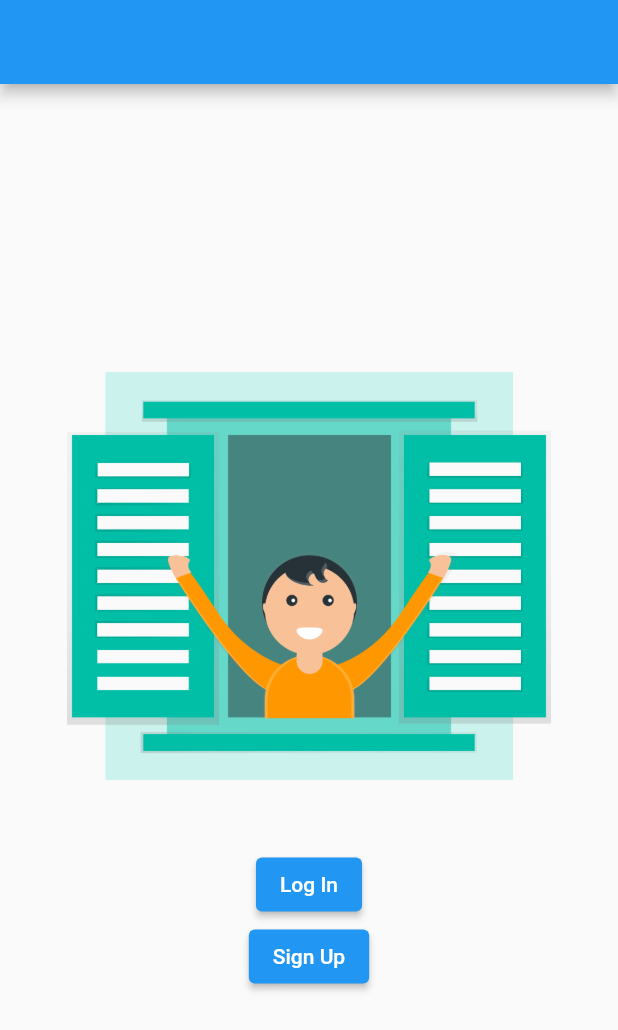
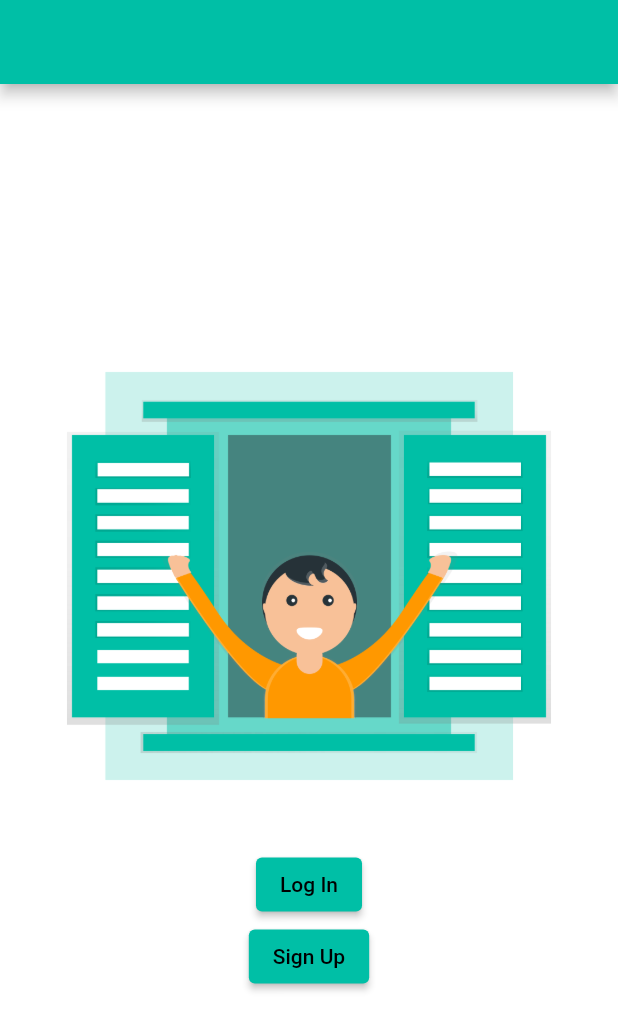
Before and after one commit to tungondugi/loginAppProvider, a Flutter app: the screen it shows after launch, on a phone screen of 412 x 824 dp. Shown: the top 1030 px of the screen. Run offline on Flutter 3.47's test engine with Material 2 defaults, Android fonts, the phone set to English and light mode, and no system bars.

Commit message:
Created a custom MaterialSwatch color

```diff
--- a/loginAppProvider/lib/main.dart
+++ b/loginAppProvider/lib/main.dart
@@ -6,13 +6,33 @@ void main() {
 }
 
 class MyApp extends StatelessWidget {
+  // Creating a custom swatch
+  final MaterialColor customTealColor = MaterialColor(
+    0xff00BFA6,
+    const <int, Color>{
+      50: Color(0xff00BFA6),
+      100: Color(0xff00BFA6),
+      200: Color(0xff00BFA6),
+      300: Color(0xff00BFA6),
+      400: Color(0xff00BFA6),
+      500: Color(0xff00BFA6),
+      600: Color(0xff00BFA6),
+      700: Color(0xff00BFA6),
+      800: Color(0xff00BFA6),
+      900: Color(0xff00BFA6),
+    },
+  );
+
   @override
   Widget build(BuildContext context) {
     return MaterialApp(
+      debugShowCheckedModeBanner: false,
       title: 'Flutter Demo',
       theme: ThemeData(
-        primarySwatch: Colors.blue,
+        primarySwatch: customTealColor,
+        brightness: Brightness.light,
         visualDensity: VisualDensity.adaptivePlatformDensity,
+        scaffoldBackgroundColor: Colors.white,
       ),
       home: Registration(),
     );
```
